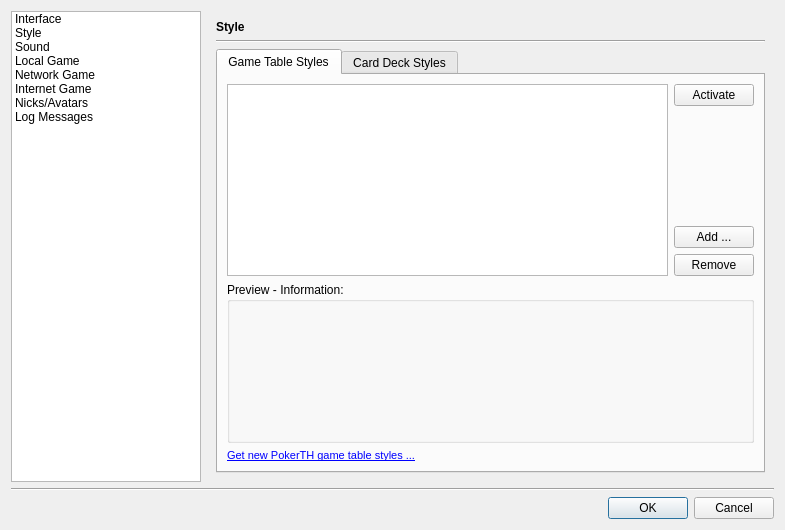
Old version of the form src/gui/qt/settingsdialog.ui in the repository pokerth/pokerth.
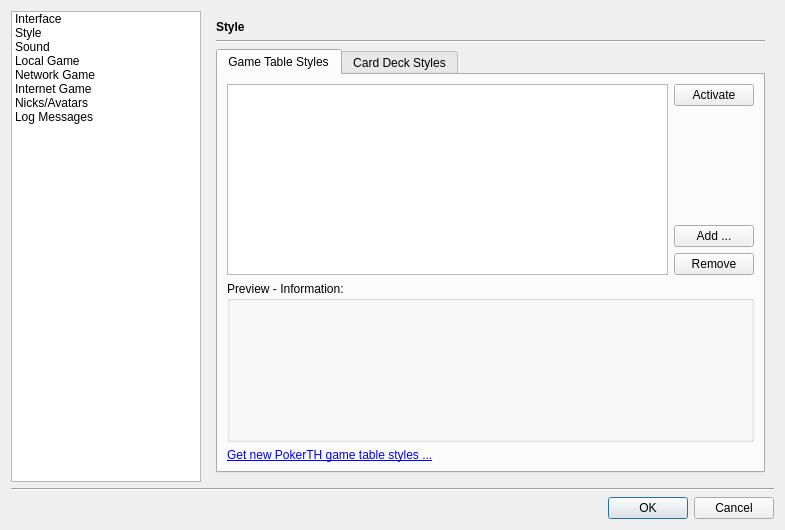
New version of the form. The open tabs and pages were chosen to show the change. Icons and pictures are not drawn. Custom widgets are drawn as their Qt base class.

Commit message: font fix for macosx

```diff
--- a/src/gui/qt/settingsdialog.ui
+++ b/src/gui/qt/settingsdialog.ui
@@ -490,7 +490,7 @@
                 <string>&lt;!DOCTYPE HTML PUBLIC "-//W3C//DTD HTML 4.0//EN" "http://www.w3.org/TR/REC-html40/strict.dtd">
 &lt;html>&lt;head>&lt;meta name="qrichtext" content="1" />&lt;style type="text/css">
 p, li { white-space: pre-wrap; }
-&lt;/style>&lt;/head>&lt;body style=" font-family:'Nimbus Sans L'; font-size:8pt; font-weight:400; font-style:normal;">
+&lt;/style>&lt;/head>&lt;body>
 &lt;p style=" margin-top:0px; margin-bottom:0px; margin-left:0px; margin-right:0px; -qt-block-indent:0; text-indent:0px;">&lt;a href="http://gtstyles.pokerth.net/">&lt;span style=" text-decoration: underline; color:#0000ff;">Get new PokerTH game table styles ...&lt;/span>&lt;/a>&lt;/p>&lt;/body>&lt;/html></string>
                </property>
                <property name="openExternalLinks" >
```
Left out of the diff: 2 changed lines with no effect on the pictures. The commit also changes 1 other file.
